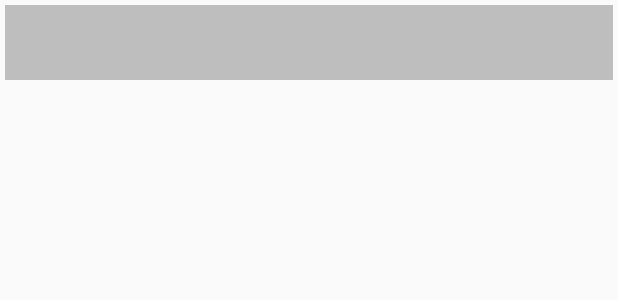
After one commit to dxxs19/CustomViews, an Android app: the layout rc_item.xml on its own in the app's theme, with its tools: preview values and no code run, on a phone screen of 412 x 824 dp. The commit adds this screen. Shown: the top 300 px of the screen. Run offline under Robolectric (Android 15) with nearby library versions, the light colour scheme and no system bars.

Commit message:
RecyclerView

```diff
--- /dev/null
+++ b/app/src/main/res/layout/rc_item.xml
@@ -0,0 +1,11 @@
+<?xml version="1.0" encoding="utf-8"?>
+<TextView xmlns:android="http://schemas.android.com/apk/res/android"
+              android:orientation="vertical"
+              android:layout_width="match_parent"
+              android:layout_height="50dp"
+    android:textSize="40sp"
+    android:gravity="center"
+    android:background="#bebebe"
+    android:layout_margin="3dp">
+
+</TextView>
```
Also changed, not shown: app/build.gradle (+4 -3 lines), app/src/main/java/com/wei/customviews/presenter/BasePresenter.java (added, +11 -0 lines), app/src/main/java/com/wei/customviews/ui/BaseView.java (added, +11 -0 lines), app/src/main/java/com/wei/customviews/ui/activity/MainActivity.java (+26 -6 lines), app/src/main/java/com/wei/customviews/ui/adapter/RecyclerAdapter.java (added, +75 -0 lines), app/src/main/res/layout/activity_main.xml (+6 -8 lines).
